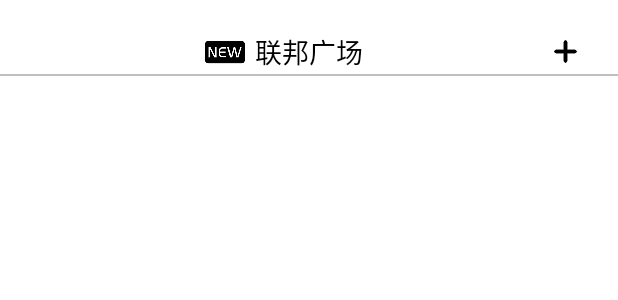
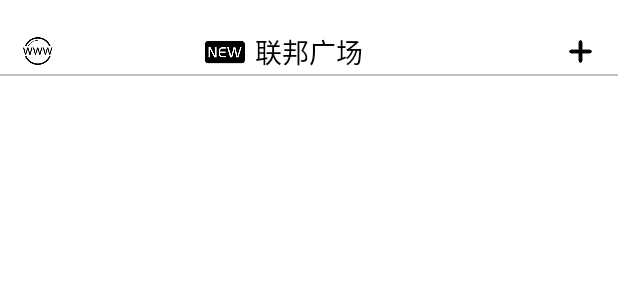
Before and after one commit to MrXiyi666/FederalSquare, an Android app: the layout view_square.xml on its own in the app's theme, with its tools: preview values and no code run, on a phone screen of 412 x 824 dp. Shown: the top 300 px of the screen. Run offline under Robolectric (Android 15) with nearby library versions, the phone set to English and light mode, and no system bars.

Commit message:
添加了重置域名功能

```diff
--- a/app/src/main/java/fun/android/federal_square/network/NetWork_Main.java
+++ b/app/src/main/java/fun/android/federal_square/network/NetWork_Main.java
@@ -111,7 +111,7 @@
                     return;
                 }
                 if(string.equals("Null_PassWord") | string.equals("Error_PassWord")){
-                    Fun.mess(activity, class_name + "\n" + string);
+                    Fun.mess(activity, url + "\n" + string);
                     return;
                 }
 
@@ -181,7 +181,7 @@
             }catch (Exception e){
                 String error_txt = class_name + "：\n" + e;
                 Log.w(class_name, error_txt);
-                Fun.mess(activity, error_txt);
+                //Fun.mess(activity, error_txt);
                 if(b_dialog){
                     able.handler.post(()->{
                         dialog.dismiss();
--- a/app/src/main/res/layout/view_square.xml
+++ b/app/src/main/res/layout/view_square.xml
@@ -13,6 +13,19 @@
         android:background="#ffffff"
         android:layout_width="match_parent"
         android:layout_height="wrap_content">
+        <RelativeLayout
+            android:id="@+id/button_url_setting"
+            android:layout_centerInParent="true"
+            android:layout_alignParentStart="true"
+            android:layout_width="50dp"
+            android:layout_height="wrap_content">
+            <ImageView
+                android:scaleType="centerCrop"
+                android:layout_centerInParent="true"
+                android:src="@drawable/url_setting_icon"
+                android:layout_width="30dp"
+                android:layout_height="30dp"/>
+        </RelativeLayout>
         <RelativeLayout
             android:layout_centerHorizontal="true"
             android:layout_width="300dp"
@@ -37,11 +50,12 @@
         </RelativeLayout>
         <RelativeLayout
             android:id="@+id/button_add"
+            android:layout_centerInParent="true"
             android:layout_alignParentEnd="true"
             android:layout_width="50dp"
             android:layout_height="wrap_content">
             <ImageView
-                android:layout_centerVertical="true"
+                android:layout_centerInParent="true"
                 android:scaleType="centerCrop"
                 android:src="@drawable/add_icon"
                 android:layout_width="30dp"
```
Also changed, not shown: app/src/main/java/fun/android/federal_square/DiskActivity.java (+6 -1 lines), app/src/main/java/fun/android/federal_square/network/NetWork_Main_MultipartBody.java (+6 -1 lines), app/src/main/java/fun/android/federal_square/network/NetWork_网盘_上传.java (+6 -1 lines), app/src/main/java/fun/android/federal_square/view/View_Square.java (+10 -1 lines), app/src/main/java/fun/android/federal_square/window/重新设置域名窗口.java (added, +47 -0 lines), app/src/main/res/layout/window_url_setting_view.xml (added, +53 -0 lines), app/src/main/res/drawable/url_setting_icon.png (added), 1 other file.
